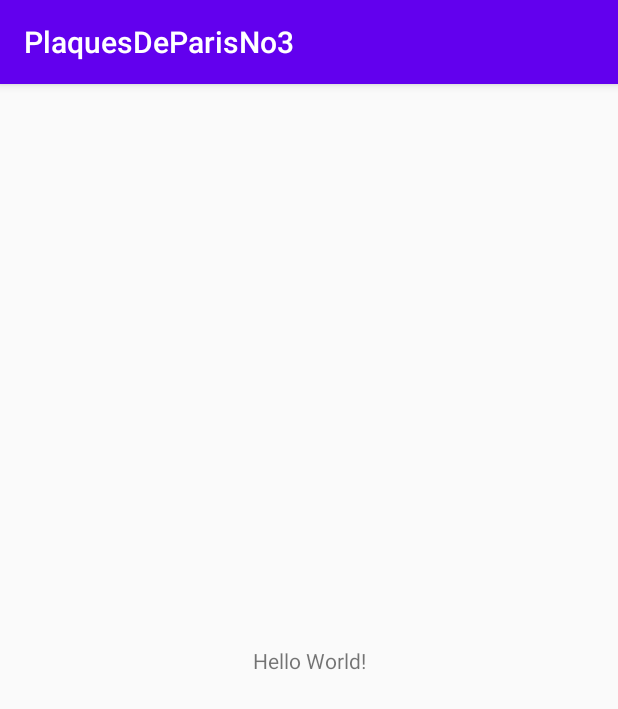
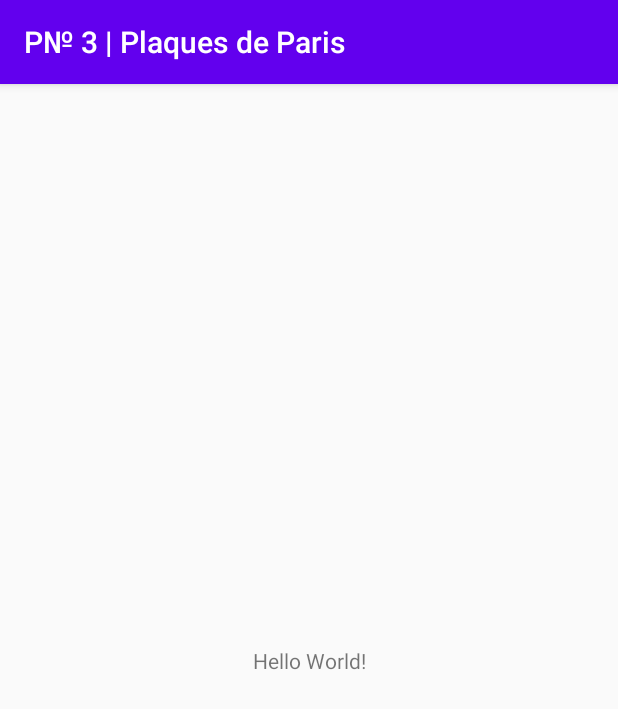
Before and after one commit to CandiceLouw/PlaquesDeParisNo3, an Android app: the screen it shows after launch (MainActivity), on a phone screen of 412 x 824 dp. Shown: the top 709 px of the screen. Run offline under Robolectric (Android 15) with nearby library versions, the phone set to English and light mode, and no system bars.

Commit message:
Update app display name and Manifest file entries.

```diff
--- a/app/src/main/java/com/candicelouw/plaquesdeparisno3/MainActivity.java
+++ b/app/src/main/java/com/candicelouw/plaquesdeparisno3/MainActivity.java
@@ -2,6 +2,7 @@ package com.candicelouw.plaquesdeparisno3;
 
 import android.support.v7.app.AppCompatActivity;
 import android.os.Bundle;
+import android.webkit.WebView;
 
 /**
  * Authored by: Candice Louw 20200606
@@ -9,10 +10,13 @@ import android.os.Bundle;
 
 public class MainActivity extends AppCompatActivity {
 
+    WebView myWebView;
 
     @Override
     protected void onCreate(Bundle savedInstanceState) {
         super.onCreate(savedInstanceState);
         setContentView(R.layout.activity_main);
+
+
     }
 }
--- a/app/src/main/res/values/strings.xml
+++ b/app/src/main/res/values/strings.xml
@@ -1,3 +1,3 @@
 <resources>
-    <string name="app_name">PlaquesDeParisNo3</string>
+    <string name="app_name">P&#8470; 3 | Plaques de Paris</string>
 </resources>
```
